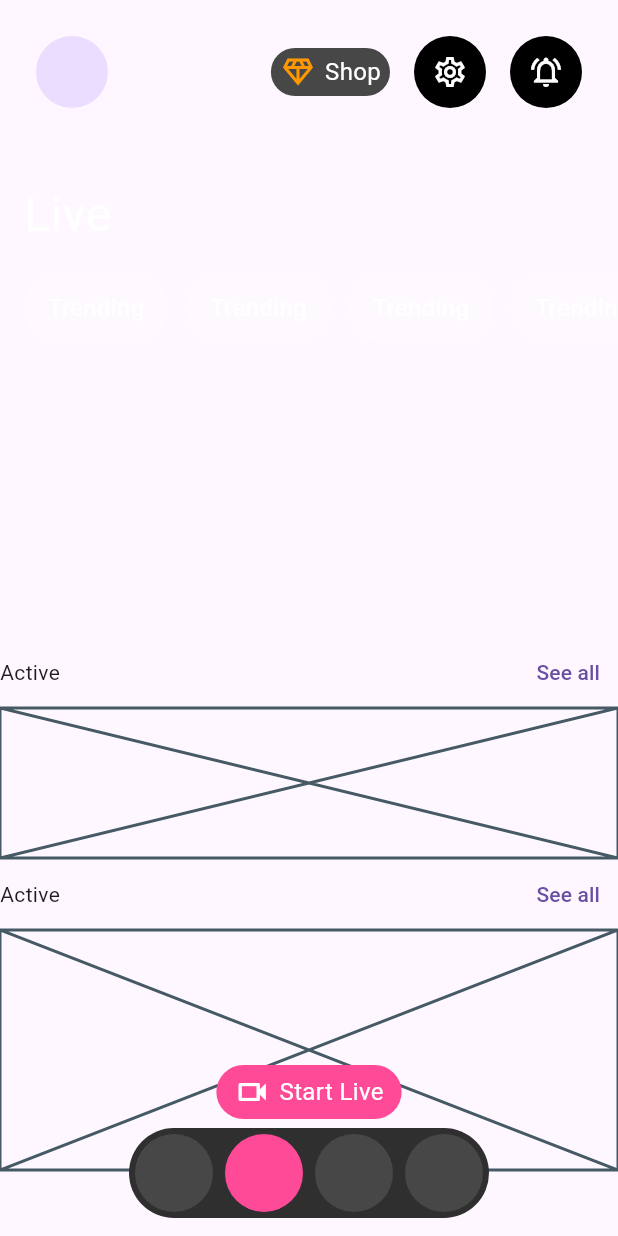
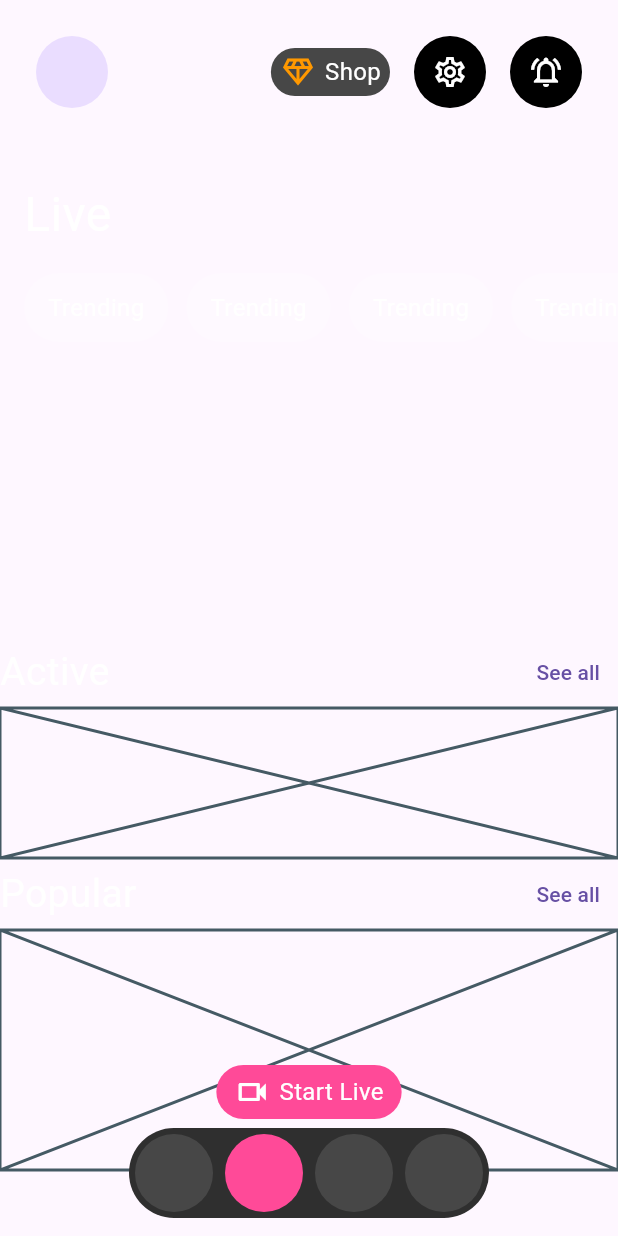
Before and after one commit to JAICHANGPARK/flutter_notebook_chapter_43, a Flutter app: the AiVideoHomePage screen opened directly, on a phone screen of 412 x 824 dp. Run offline on Flutter 3.47's test engine with Material 3 defaults, Android fonts, the phone set to English and light mode, and no system bars; our stand-ins replace gap, hugeicons, percent_indicator.

Commit message:
Update ai_video_home_page.dart

```diff
--- a/lib/ep2181_ai_video_chat_app/ui/ai_video_home_page.dart
+++ b/lib/ep2181_ai_video_chat_app/ui/ai_video_home_page.dart
@@ -149,7 +149,11 @@ class _AiVideoHomePageState extends State<AiVideoHomePage> {
                   Row(
                     mainAxisAlignment: MainAxisAlignment.spaceBetween,
                     children: [
-                      Text("Active"),
+                      Text("Active",
+                        style: TextStyle(
+                          fontSize: 26,
+                          color: Colors.white,
+                        ),),
                       TextButton(
                         onPressed: () {},
                         child: Text("See all"),
@@ -163,7 +167,11 @@ class _AiVideoHomePageState extends State<AiVideoHomePage> {
                   Row(
                     mainAxisAlignment: MainAxisAlignment.spaceBetween,
                     children: [
-                      Text("Active"),
+                      Text("Popular",
+                        style: TextStyle(
+                          fontSize: 26,
+                          color: Colors.white,
+                        ),),
                       TextButton(
                         onPressed: () {},
                         child: Text("See all"),
```
